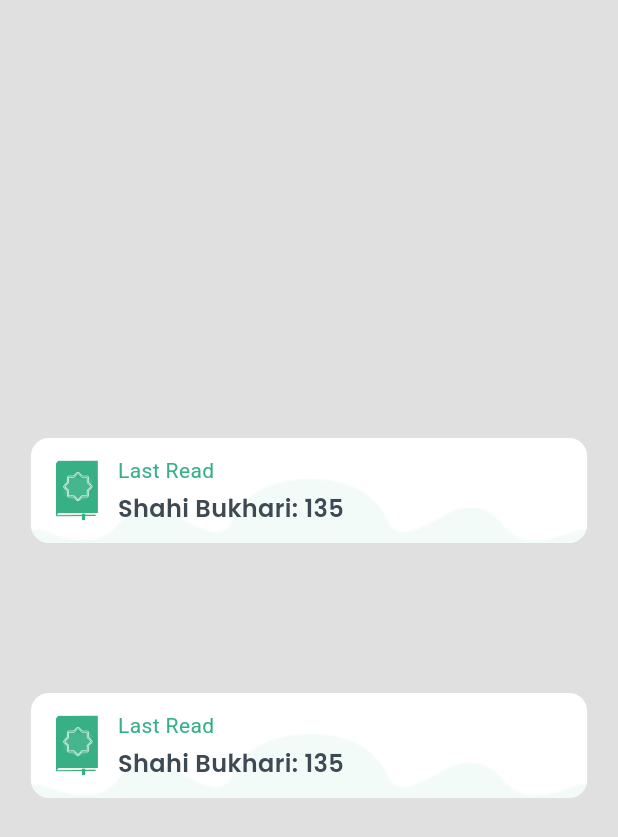
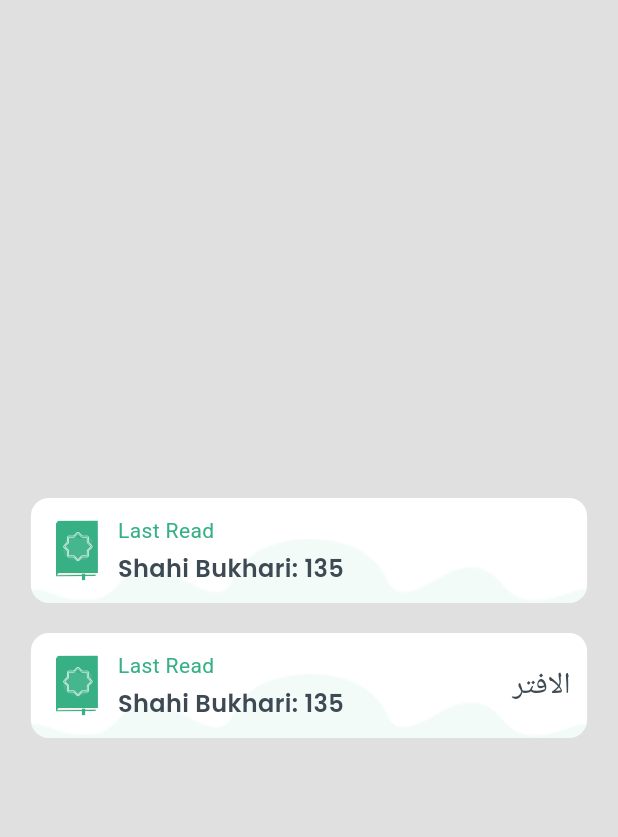
Before and after one commit to ajlank/Muslim-_pro_app_ui_component, a Flutter app: the LastReadCardWidget screen opened directly, on a phone screen of 412 x 824 dp. Shown: the top 837 px of the screen. Run offline on Flutter 3.47's test engine with Material 3 defaults, Android fonts, the phone set to English and light mode, and no system bars; our stand-ins replace flutter_svg.

Commit message:
asd
ddds

```diff
--- a/muslim_pro_ui/lib/main.dart
+++ b/muslim_pro_ui/lib/main.dart
@@ -14,7 +14,7 @@
     return MaterialApp(
       debugShowCheckedModeBanner: false,
       theme: ThemeData(fontFamily: 'roboto'),
-      home: CreateTaskUi(),
+      home: LastReadCardWidget(),
     );
   }
 }
@@ -39,12 +39,12 @@
                 //add your navigation logic here
               },
             ),
-            SizedBox(height: 100),
+            SizedBox(height: 20),
             LastReadTile(
               title: 'Last Read',
               subtitle: 'Shahi Bukhari: 135',
               iconImg: 'assets/images/iconImg.svg',
-              trailing: '',
+              trailing: 'الافتر',
               ontap: () {
                 //add your navigation logic here
               },
```
Also changed, not shown: 1 other file.
